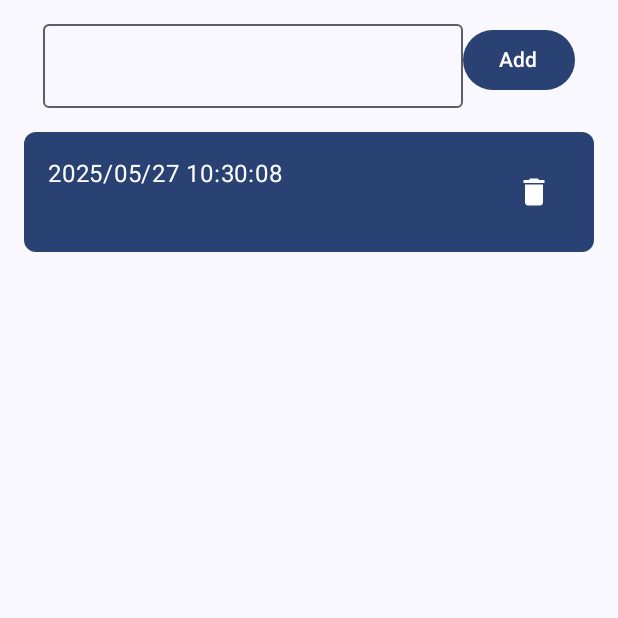
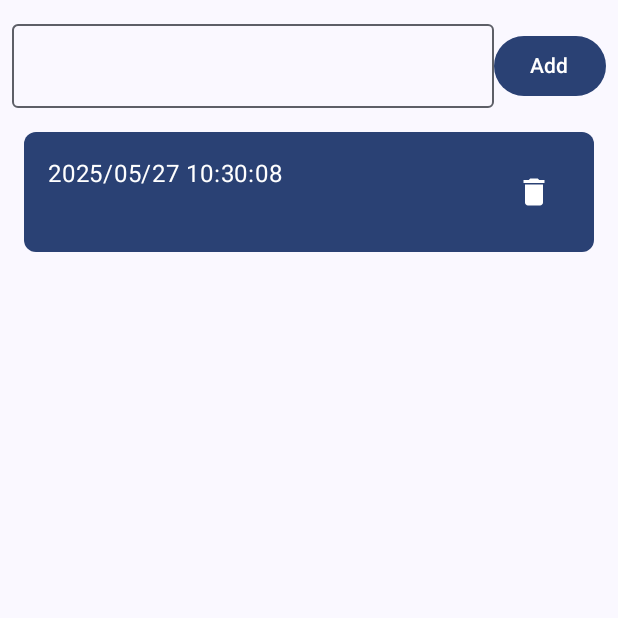
Before and after one commit to BEYEH/kotlin_room_database, an Android app built with Jetpack Compose: the screen it shows after launch (MainActivity), after a tap on "Add", on a phone screen of 412 x 824 dp, the top half of it. Run offline under Robolectric (Android 15) with nearby library versions, the phone set to English and light mode, and no system bars; our stand-ins replace livedata-compose.

Commit message:
[feat] update ui.

```diff
--- a/app/src/main/java/com/example/kotlinroomdatabase/view/TodoListPage.kt
+++ b/app/src/main/java/com/example/kotlinroomdatabase/view/TodoListPage.kt
@@ -53,8 +53,9 @@ fun TodoListPage(modifier: Modifier, viewModel: TodoViewModel) {
         Row(
             modifier = Modifier
                 .padding(horizontal = 0.dp, vertical = 8.dp),
+            verticalAlignment = Alignment.CenterVertically
         ) {
-            OutlinedTextField(value = inputText, onValueChange = {
+            OutlinedTextField(modifier = Modifier.weight(1f), value = inputText, onValueChange = {
                 inputText = it
             })
             Button(onClick = {
```
